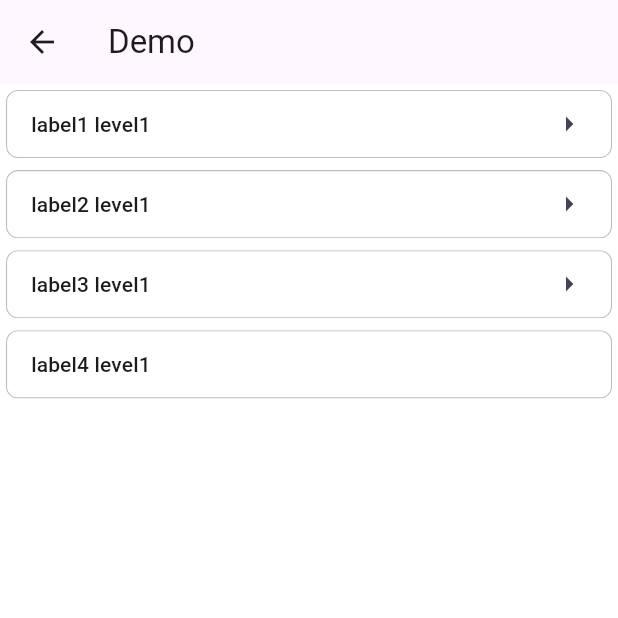
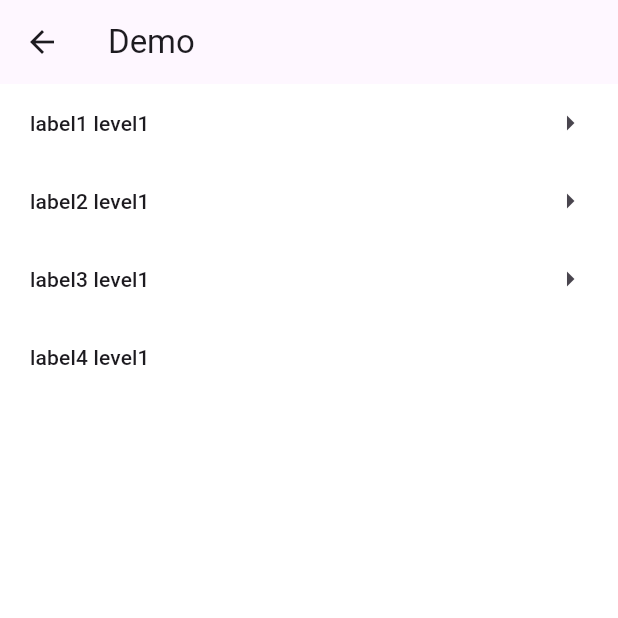
Before and after one commit to TalebRafiepour/nested_choice_list, a Flutter app: the screen it shows after launch, after a tap on "Show Demo", on a phone screen of 412 x 824 dp, the top half of it. Run offline on Flutter 3.47's test engine with Material 3 defaults, Android fonts, the phone set to English and light mode, and no system bars.

Commit message:
chore: remove default border shape of items

```diff
--- a/lib/src/nested_list_style/nested_list_item_style.dart
+++ b/lib/src/nested_list_style/nested_list_item_style.dart
@@ -14,15 +14,7 @@ class NestedListItemStyle {
     ),
     this.bgColor = Colors.white,
     this.dense = true,
-    this.shape = const RoundedRectangleBorder(
-      side: BorderSide(
-        color: Color.fromARGB(255, 189, 189, 189),
-        width: 0.7,
-      ),
-      borderRadius: BorderRadius.all(
-        Radius.circular(8),
-      ),
-    ),
+    this.shape,
     this.trailingIcon = const Icon(
       Icons.arrow_right,
       size: 24,
```
